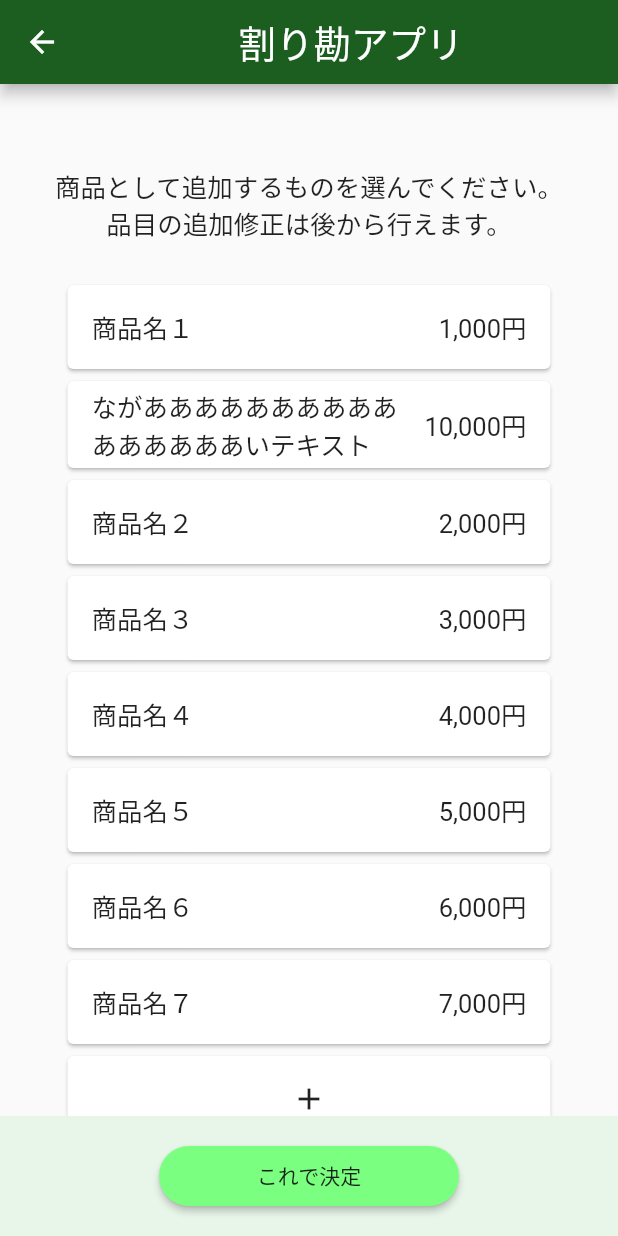
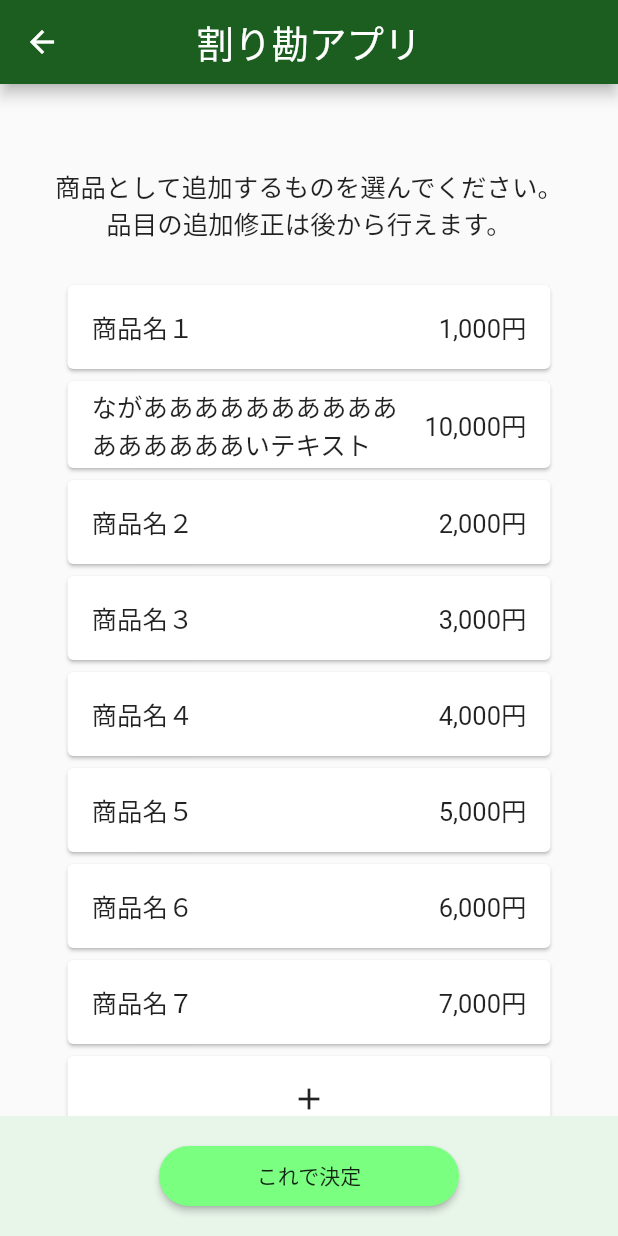
Before and after one commit to mochi-yu/FairTreat-app-hacku2022, a Flutter app: the InputItemDataPage screen opened by its route, on a phone screen of 412 x 824 dp. Run offline on Flutter 3.47's test engine with Material 2 defaults, Android fonts, the phone set to English and light mode, and no system bars; missing offline and left inert: qr_code_scanner; Roboto replaces fonts that are missing (MochiyPopPOne).

Commit message:
leading がある場合にCenterがズレる問題の修正

```diff
--- a/lib/components/header.dart
+++ b/lib/components/header.dart
@@ -10,12 +10,11 @@ class Header extends StatelessWidget implements PreferredSizeWidget {
   Widget build(BuildContext context) {
     return AppBar(
       backgroundColor: Colors.green[900],
-      title: Center(
-        child: Text(
+      centerTitle: true,
+      title: Text(
           "割り勘アプリ",
-          style: Theme.of(context).textTheme.titleLarge,
-        ),
-      ),
+          style: Theme.of(context).textTheme.titleLarge
+        )
     );
   }
 }
```
